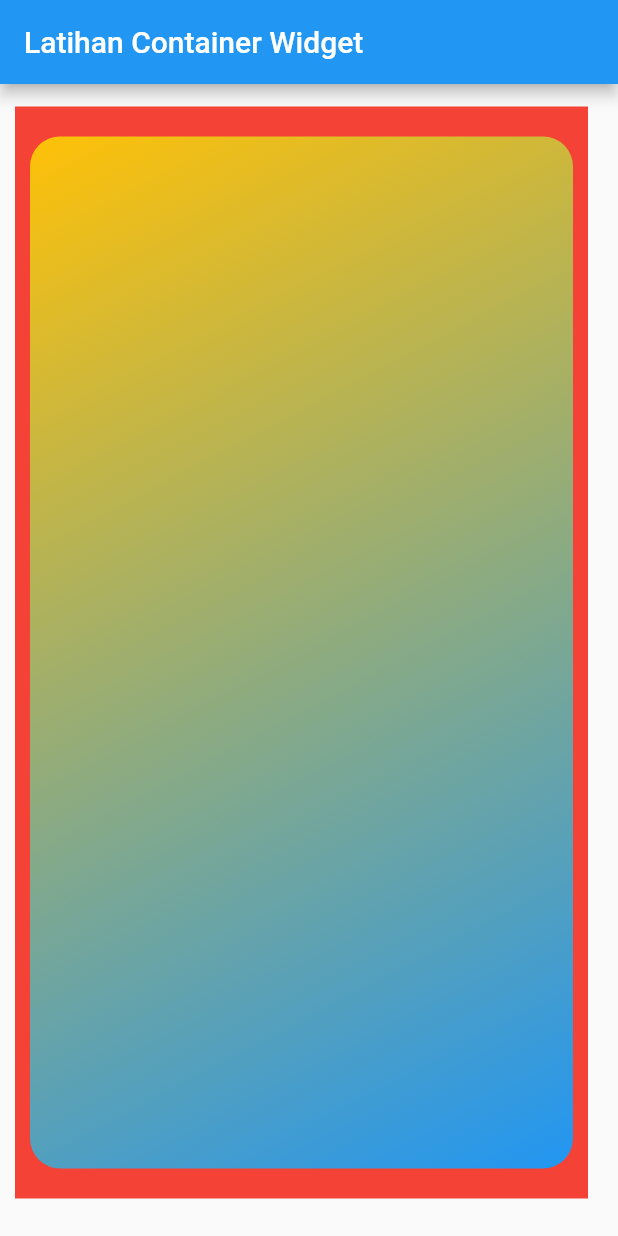
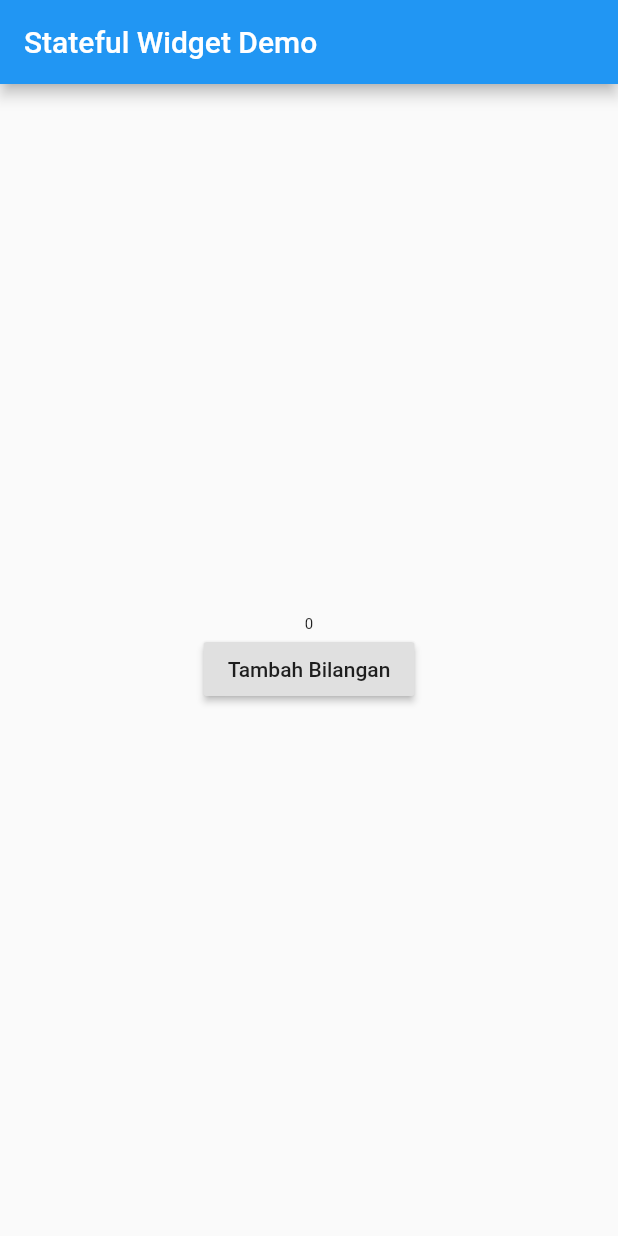
Before and after one commit to fuadtanjung/helloworld, a Flutter app: the screen it shows after launch, on a phone screen of 412 x 824 dp. Run offline on Flutter 3.47's test engine with Material 2 defaults, Android fonts, the phone set to English and light mode, and no system bars.

Commit message:
stateful widget demo

```diff
--- a/lib/main.dart
+++ b/lib/main.dart
@@ -4,35 +4,45 @@ void main() {
   runApp(new MyApp());
 }
 
-class MyApp extends StatelessWidget {
+class MyApp extends StatefulWidget {
+  @override
+  _MyAppState createState() => _MyAppState();
+}
+
+class _MyAppState extends State<MyApp> {
+  int number = 0; //deklarasikan number yang digunakan d dalam text
+
+  void tekanTombol() {
+    setState(() {
+      number = number + 1;
+    });
+  } // logika penambahan bilangan
+
   @override
   Widget build(BuildContext context) {
     return MaterialApp(
       home: Scaffold(
-          appBar: AppBar(
-            title: Text("Latihan Container Widget"),
+        appBar: AppBar(
+          title: Text("Stateful Widget Demo"),
+        ),
+        body: Center(
+          child: Column(
+            mainAxisAlignment: MainAxisAlignment
+                .center, // membuat tombol dan text bilangan di tengah layar
+            children: <Widget>[
+              Text(
+                number.toString(),
+                style: TextStyle(fontSize: 10 + number.toDouble()),
+              ), //ubah number ke string dan karna style fontsize double d ubah ke double
+              RaisedButton(
+                child: Text("Tambah Bilangan"), // text dalam tombol
+                onPressed:
+                    tekanTombol, // memanggil method dari void tekanTombol
+              )
+            ],
           ),
-          body: Container(
-            color: Colors.red, // untuk mengganti warna body
-            // margin: EdgeInsets.all(10), //untuk mengatur jarak di luar dengan keseluruhan
-            margin: EdgeInsets.fromLTRB(10, 15, 20,
-                25), //untuk mengatur jarak di luar LTRB(left,top,right,bottom)
-            // padding: EdgeInsets.all(
-            //     10), untuk mengatur jarak di dalam dengan keseluruhan
-            padding: EdgeInsets.only(
-                top: 10,
-                bottom: 10), //untuk mengatur jarak di dalam dengan di tentukan
-            child: Container(
-              // color: Colors.blue,
-              margin: EdgeInsets.all(10),
-              decoration: BoxDecoration(
-                borderRadius: BorderRadius.circular(20), // memberikan border
-                  gradient: LinearGradient(
-                      begin: Alignment.topLeft,
-                      end: Alignment.bottomRight,
-                      colors: <Color>[Colors.amber, Colors.blue])),
-            ),
-          )),
+        ),
+      ),
     );
   }
 }
```
